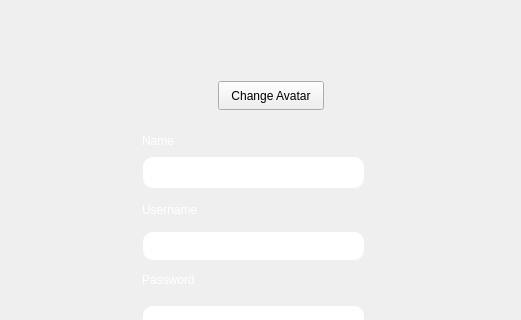
Qt form edit_information.ui (Mahrokh-M/SkullKing_Never-Executable_7) before a commit; both pictures show x 328 to 849 and y 0 to 320 of the 849 by 525 pixel window.
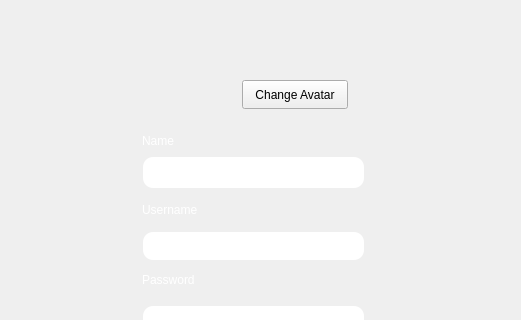
The same form after that commit. Icons and pictures are not drawn.

Commit message: Design change in edit information and deleting window toolbar

Diff of the .ui file:
```diff
--- a/edit_information.ui
+++ b/edit_information.ui
@@ -40,10 +40,10 @@
   <widget class="QLabel" name="label_icon">
    <property name="geometry">
     <rect>
-     <x>591</x>
-     <y>71</y>
-     <width>16</width>
-     <height>20</height>
+     <x>460</x>
+     <y>40</y>
+     <width>91</width>
+     <height>81</height>
     </rect>
    </property>
    <property name="styleSheet">
@@ -206,8 +206,8 @@
   <widget class="QPushButton" name="pushButton_change_avatar">
    <property name="geometry">
     <rect>
-     <x>546</x>
-     <y>81</y>
+     <x>570</x>
+     <y>80</y>
      <width>106</width>
      <height>29</height>
     </rect>
```
Left out of the diff: 20 changed lines with no effect on the pictures. The commit also changes 18 other files.
